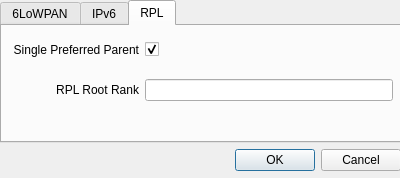
This is SettingsDialog.ui in cetic/foren6-gui-qt as Qt 5 draws it before an edit. The edited form follows.
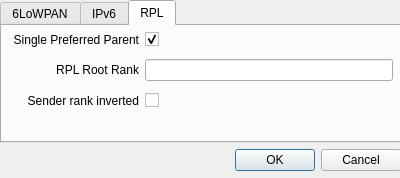
This is the edited form. The open tabs and pages were chosen to show the change.

Commit message: Add support for inverted sender rank field

What changed in the file:
```diff
--- a/SettingsDialog.ui
+++ b/SettingsDialog.ui
@@ -184,6 +184,29 @@
            </property>
           </widget>
          </item>
+         <item row="2" column="0">
+          <widget class="QLabel" name="label_SenderRankInverted">
+           <property name="layoutDirection">
+            <enum>Qt::LeftToRight</enum>
+           </property>
+           <property name="text">
+            <string>Sender rank inverted</string>
+           </property>
+           <property name="alignment">
+            <set>Qt::AlignRight|Qt::AlignTrailing|Qt::AlignVCenter</set>
+           </property>
+          </widget>
+         </item>
+         <item row="2" column="1">
+          <widget class="QCheckBox" name="settings_SenderRankInvertedCbx">
+           <property name="text">
+            <string/>
+           </property>
+           <property name="checked">
+            <bool>false</bool>
+           </property>
+          </widget>
+         </item>
         </layout>
        </widget>
       </widget>
```
The commit also changes 1 other file.
